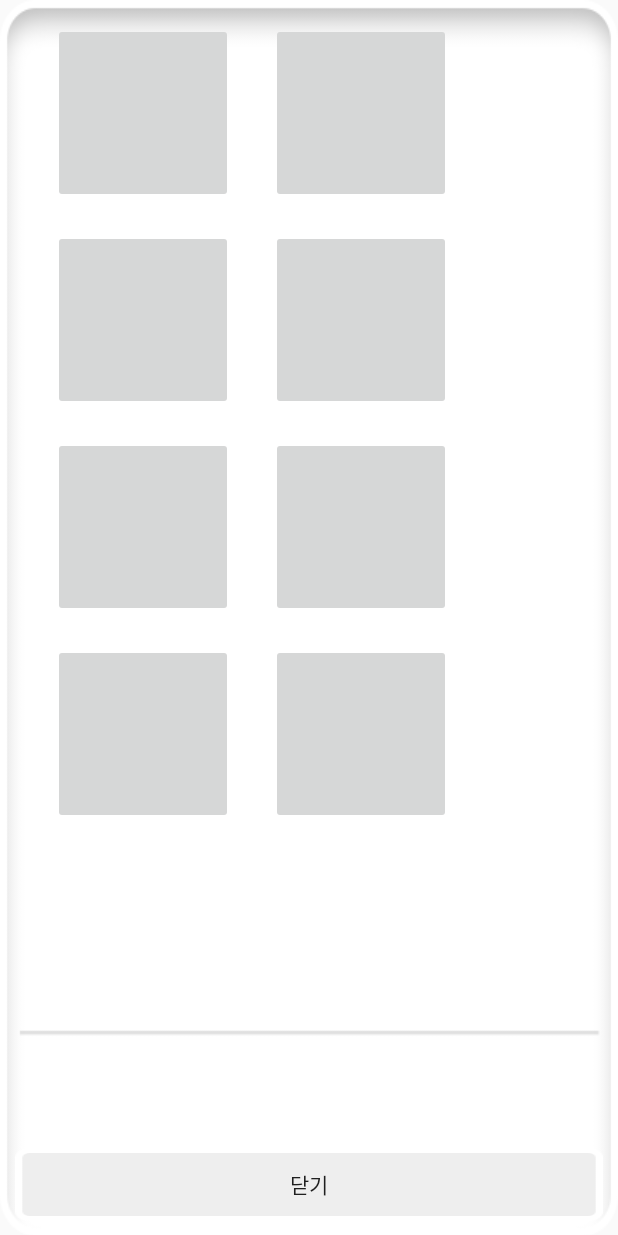
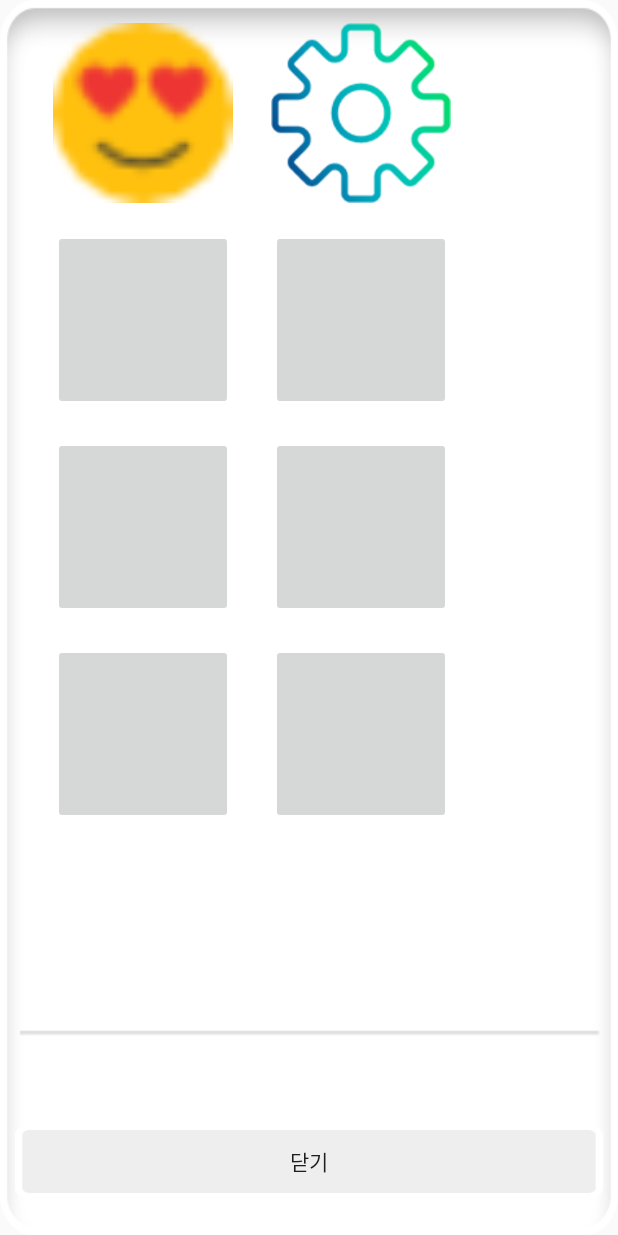
Before and after one commit to astral2156/Callivoice, an Android app: the layout activity_popup_emoticon_back.xml on its own in the app's theme, with its tools: preview values and no code run, on a phone screen of 412 x 824 dp. Run offline under Robolectric (Android 15) with nearby library versions, the phone set to English and light mode, and no system bars.

Commit message:
add emoticon activity

```diff
--- a/callivoice_app/src/main/res/layout/activity_popup_emoticon_back.xml
+++ b/callivoice_app/src/main/res/layout/activity_popup_emoticon_back.xml
@@ -1,9 +1,10 @@
 <?xml version="1.0" encoding="utf-8"?>
 <RelativeLayout xmlns:android="http://schemas.android.com/apk/res/android"
     xmlns:app="http://schemas.android.com/apk/res-auto"
+    xmlns:tools="http://schemas.android.com/tools"
     android:id="@+id/popup_element"
-    android:layout_width="wrap_content"
-    android:layout_height="wrap_content"
+    android:layout_width="match_parent"
+    android:layout_height="match_parent"
     android:layout_centerInParent="true"
     android:background="@drawable/popupwindow_editresult_font"
     android:orientation="vertical"
@@ -29,7 +30,7 @@
         android:layout_alignParentTop="true"
         android:layout_marginStart="25dp"
         android:layout_marginTop="5dp"
-        app:srcCompat="@drawable/button_main_option" />
+        android:background="@drawable/inlove" />
 
 
     <Button
@@ -39,7 +40,7 @@
         android:layout_alignTop="@+id/emBtn1"
         android:layout_marginStart="25dp"
         android:layout_toEndOf="@+id/emBtn1"
-        app:srcCompat="@drawable/button_main_option" />
+        android:background="@drawable/button_main_option" />
 
 
     <Button
```
Also changed, not shown: callivoice_app/src/main/java/com/example/callivoice/PopupEmoticonActivity.java (+8 -2 lines), callivoice_app/src/main/res/drawable/inlove.png (added).
